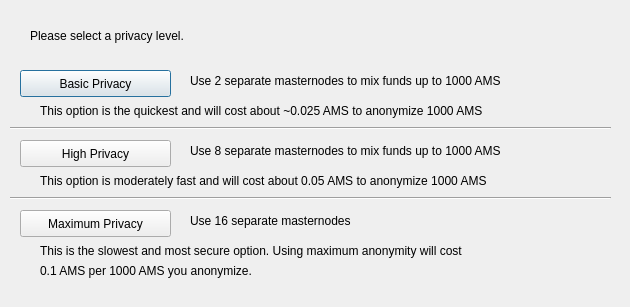
CoinBuild/AmsterdamCoin, file src/qt/forms/darksendconfig.ui: the form before one commit.
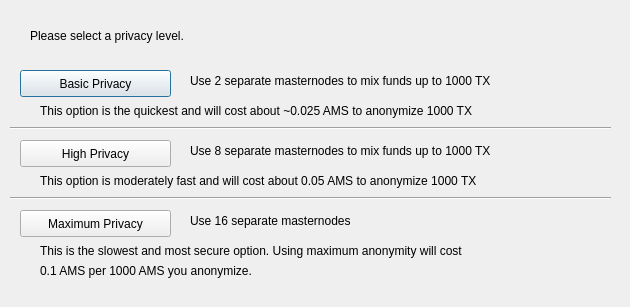
The form after the commit.

```diff
--- a/src/qt/forms/darksendconfig.ui
+++ b/src/qt/forms/darksendconfig.ui
@@ -75,7 +75,7 @@
     </rect>
    </property>
    <property name="text">
-    <string>Use 2 separate masternodes to mix funds up to 1000 AMS</string>
+    <string>Use 2 separate masternodes to mix funds up to 1000 TX</string>
    </property>
   </widget>
   <widget class="QLabel" name="label_3">
@@ -88,7 +88,7 @@
     </rect>
    </property>
    <property name="text">
-    <string>Use 8 separate masternodes to mix funds up to 1000 AMS</string>
+    <string>Use 8 separate masternodes to mix funds up to 1000 TX</string>
    </property>
   </widget>
   <widget class="QLabel" name="label_4">
@@ -114,7 +114,7 @@
     </rect>
    </property>
    <property name="text">
-    <string>This option is the quickest and will cost about ~0.025 AMS to anonymize 1000 AMS</string>
+    <string>This option is the quickest and will cost about ~0.025 AMS to anonymize 1000 TX</string>
    </property>
   </widget>
   <widget class="QLabel" name="label_7">
@@ -127,7 +127,7 @@
     </rect>
    </property>
    <property name="text">
-    <string>This option is moderately fast and will cost about 0.05 AMS to anonymize 1000 AMS</string>
+    <string>This option is moderately fast and will cost about 0.05 AMS to anonymize 1000 TX</string>
    </property>
   </widget>
   <widget class="QLabel" name="label_8">
```
